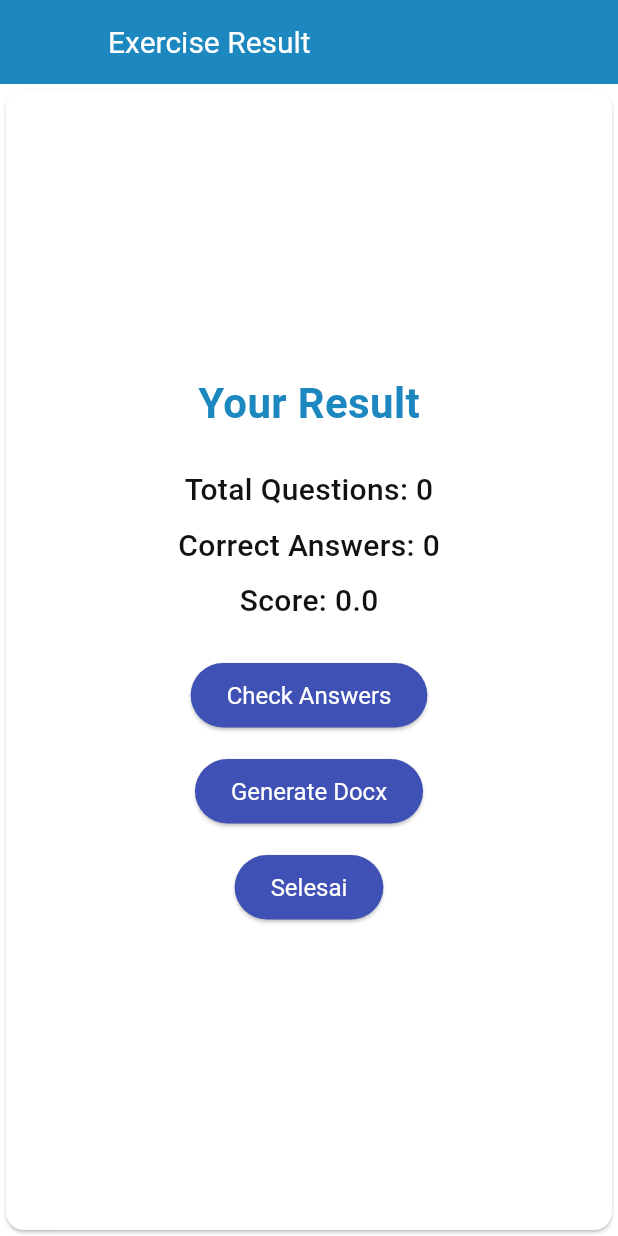
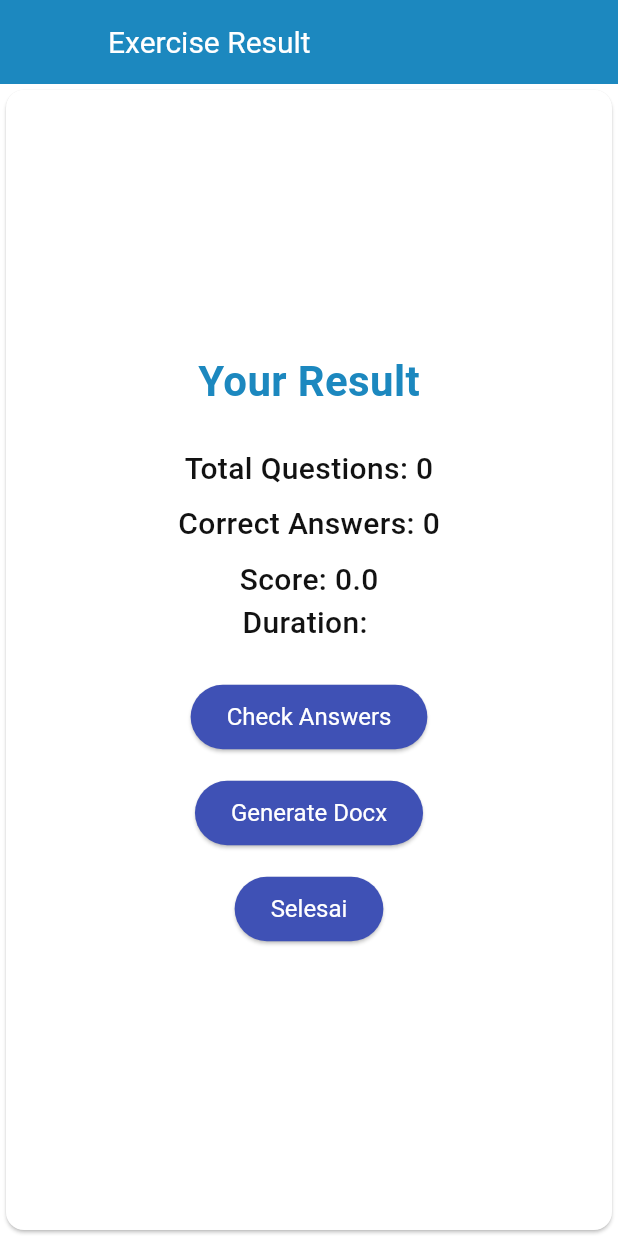
Before and after one commit to Dustymon111/Ekstraksi-File-GPT-4, a Flutter app: the ExerciseResultScreen screen opened directly with empty values, on a phone screen of 412 x 824 dp. Run offline on Flutter 3.47's test engine with Material 3 defaults, Android fonts, the phone set to English and light mode, and no system bars; our stand-ins replace cloud_firestore, file_picker, firebase_auth, firebase_core, firebase_storage, fl_chart and 4 more; missing offline and left inert: dart_openai, docx_template, firebase_app_check, langchain, langchain_community, langchain_openai and 2 more; accounts and stored records are empty.

Commit message:
update duration and correct answer bug fix

```diff
--- a/lib/components/select_book_screen.dart
+++ b/lib/components/select_book_screen.dart
@@ -1,7 +1,5 @@
 import 'package:flutter/material.dart';
 import 'package:provider/provider.dart';
-
-import 'package:aplikasi_ekstraksi_file_gpt4/models/bookmark_model.dart';
 import 'package:aplikasi_ekstraksi_file_gpt4/providers/bookmark_provider.dart';
 
 class SelectBookScreen extends StatefulWidget {
--- a/lib/components/select_chapters.dart
+++ b/lib/components/select_chapters.dart
@@ -1,7 +1,5 @@
 import 'package:flutter/material.dart';
 import 'package:provider/provider.dart';
-
-import 'package:aplikasi_ekstraksi_file_gpt4/models/subject_model.dart';
 import 'package:aplikasi_ekstraksi_file_gpt4/providers/subject_provider.dart';
 
 class ChapterSelectionScreen extends StatefulWidget {
--- a/lib/models/question_set_model.dart
+++ b/lib/models/question_set_model.dart
@@ -13,6 +13,7 @@ class QuestionSet {
   DateTime? createdAt;
   DateTime? finishedAt;
   final String subjectId; // Reference to the Subject document
+  String? duration;
 
   QuestionSet({
     this.id,
@@ -24,8 +25,9 @@ class QuestionSet {
     required this.questions,
     required this.selectedOptions,
     required this.subjectId,
-    this.createdAt, // Allow this to be nullable
-    this.finishedAt, // Allow this to be nullable
+    this.createdAt,
+    this.finishedAt,
+    this.duration, // Initialize the duration field
   });
 
   factory QuestionSet.fromMap(Map<String, dynamic> data) {
@@ -55,7 +57,8 @@ class QuestionSet {
               ? (data['finishedAt'] as Timestamp).toDate()
               : DateTime.tryParse(data['finishedAt'] as String) ??
                   DateTime.now())
-          : null, // Handle null case
+          : null,
+      duration: data['duration'] ?? "", // Add duration mapping
     );
   }
 
@@ -73,10 +76,11 @@ class QuestionSet {
       'subjectId': subjectId,
       'createdAt': createdAt != null
           ? Timestamp.fromDate(createdAt!)
-          : null, // Handle null case
-      'finishedAt': createdAt != null
-          ? Timestamp.fromDate(createdAt!)
-          : null, // Handle null case
+          : null,
+      'finishedAt': finishedAt != null
+          ? Timestamp.fromDate(finishedAt!)
+          : null,
+      'duration': duration ?? "", // Add duration to the map
     };
   }
 }
--- a/lib/screen/exercise_result_screen.dart
+++ b/lib/screen/exercise_result_screen.dart
@@ -14,6 +14,7 @@ class ExerciseResultScreen extends StatelessWidget {
   final Map<int, dynamic> selectedOptions;
   final Subject subject;
   final double score;
+  final String duration;
 
   ExerciseResultScreen({
     required this.totalQuestions,
@@ -22,6 +23,7 @@ class ExerciseResultScreen extends StatelessWidget {
     required this.selectedOptions,
     required this.subject,
     required this.score,
+    required this.duration,
   });
 
   @override
@@ -73,6 +75,13 @@ class ExerciseResultScreen extends StatelessWidget {
                     fontWeight: FontWeight.w500,
                   ),
                 ),
+                Text(
+                  'Duration: $duration',
+                  style: TextStyle(
+                    fontSize: 20,
+                    fontWeight: FontWeight.w500,
+                  ),
+                ),
                 SizedBox(height: 24),
                 CustomElevatedButton(
                   onPressed: () async {
--- a/lib/screen/home_screen.dart
+++ b/lib/screen/home_screen.dart
@@ -1,6 +1,5 @@
 import 'package:aplikasi_ekstraksi_file_gpt4/models/question_set_model.dart';
 import 'package:aplikasi_ekstraksi_file_gpt4/providers/question_provider.dart';
-import 'package:aplikasi_ekstraksi_file_gpt4/screen/create_topic_screen.dart';
 import 'package:cloud_firestore/cloud_firestore.dart';
 import 'package:flutter/material.dart';
 import 'dart:async';
```
Also changed, not shown: lib/screen/create_topic_screen.dart (+6 -15 lines), lib/screen/question_screen.dart (+34 -11 lines), lib/screen/topics_detail_screen.dart (+8 -0 lines), 1 other file.
